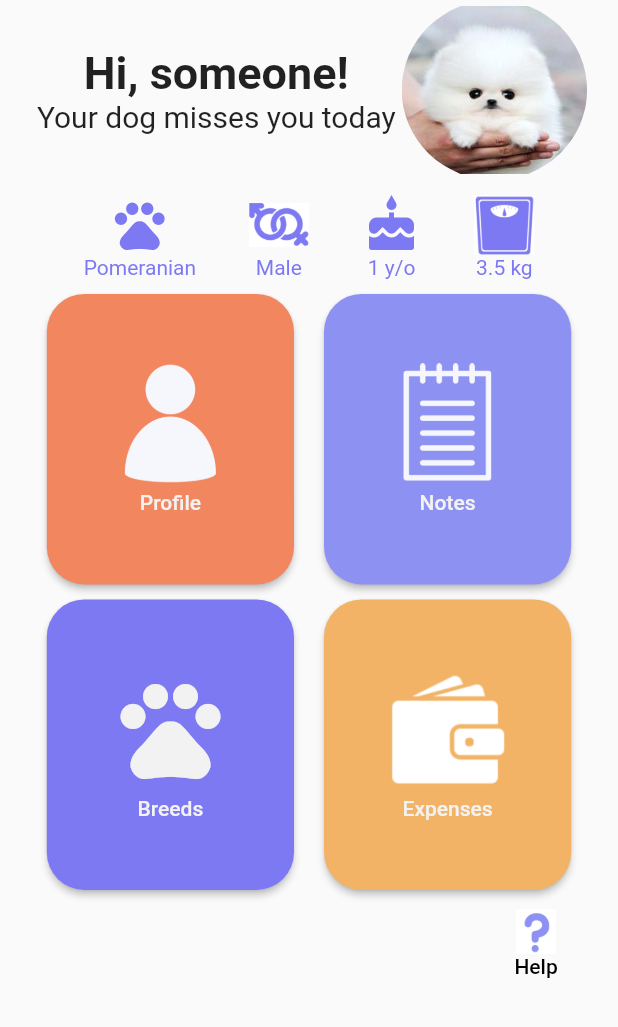
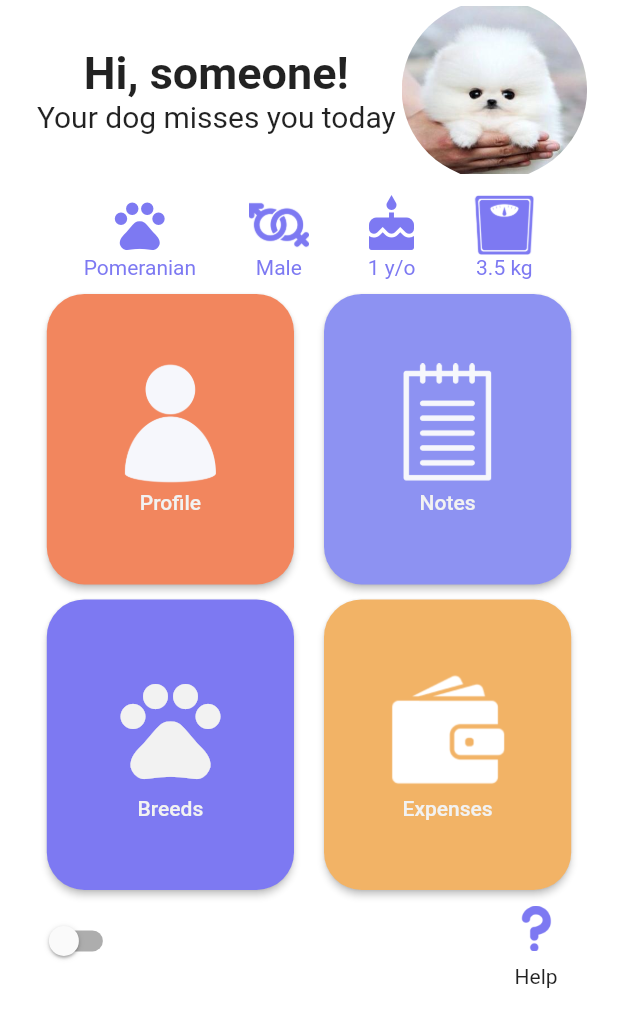
Before and after one commit to Crufixs/Captain-Puppy, a Flutter app: the screen it shows after launch, on a phone screen of 412 x 824 dp. Shown: the top 1027 px of the screen. Run offline on Flutter 3.47's test engine with Material 2 defaults, Android fonts, the light colour scheme and no system bars; our stand-ins replace carousel_slider, date_format, fl_chart, rflutter_alert, shared_preferences, sqflite; accounts and stored records are empty.

Commit message:
hi piii!! dark modee

```diff
--- /dev/null
+++ b/lib/components/package/change_theme_button_widget.dart
@@ -0,0 +1,18 @@
+import 'package:flutter/cupertino.dart';
+import 'package:flutter/material.dart';
+import 'package:provider/provider.dart';
+import 'package:fap/providers/theme_provide.dart';
+
+class ChangeThemeButtonWidget extends StatelessWidget{
+  Widget build(BuildContext context){
+    final themeProvider = Provider.of<ThemeProvider>(context);
+
+    return Switch.adaptive(
+      value: themeProvider.isDarkMode,
+      onChanged: (value){
+        final provider = Provider.of<ThemeProvider>(context, listen: false);
+            provider.toggleTheme(value);
+      },
+    );
+  }
+}
--- a/lib/main.dart
+++ b/lib/main.dart
@@ -1,19 +1,21 @@
 import 'dart:convert';
-
 import 'package:fap/model/Note.dart';
 import 'package:fap/pages/Edit%20Note%20Page.dart';
 import 'package:fap/pages/Home%20Page.dart';
 import 'package:fap/pages/Notes%20Page.dart';
 import 'package:fap/pages/welcome%20pages/Welcome%20page%201.dart';
+import 'package:fap/providers/theme_provide.dart';
 import 'package:flutter/material.dart';
 import 'package:shared_preferences/shared_preferences.dart';
-
 import 'model/Pet.dart';
 import 'model/User.dart';
+import 'package:provider/provider.dart';
+import 'package:fap/providers/theme_provide.dart';
+
+
 
 void main() async {
   WidgetsFlutterBinding.ensureInitialized();
-
   await loadData();
   runApp(MyHome());
 }
@@ -87,10 +89,25 @@
   _MyAppState createState() => _MyAppState();
 }
 
-class _MyAppState extends State<MyApp> {
-  @override
-  Widget build(BuildContext context) {
-    return HomePage();
-    // return WelcomePage();
-  }
+// class _MyAppState extends State<MyApp> {
+//   @override
+//   Widget build(BuildContext context) {
+//     return HomePage();
+//     // return WelcomePage();
+//   }
+// }
+
+class _MyAppState extends State<MyApp>{
+  Widget build(BuildContext context) => ChangeNotifierProvider(
+    create: (context) => ThemeProvider(),
+    builder: (context,_){
+      final themeProvider = Provider.of<ThemeProvider>(context, listen: true);
+      return MaterialApp(
+          themeMode: themeProvider.themeMode,
+          theme: MyThemes.lightTheme,
+          darkTheme: MyThemes.darkTheme,
+          home: HomePage(),
+      );
+    },
+  );
 }
--- a/lib/pages/Home Page.dart
+++ b/lib/pages/Home Page.dart
@@ -1,29 +1,37 @@
 import 'dart:convert';
-
+import 'package:fap/components/package/change_theme_button_widget.dart';
 import 'package:fap/main.dart';
 import 'package:fap/model/Pet.dart';
 import 'package:fap/model/User.dart';
 import 'package:fap/utilities/constants.dart' as constants;
+import 'package:flutter/cupertino.dart';
+import 'package:flutter/foundation.dart';
 import 'package:flutter/material.dart';
 import 'package:shared_preferences/shared_preferences.dart';
-
 import 'BabyPage.dart';
 
-class HomePage extends StatelessWidget {
+class HomePage extends StatefulWidget {
+  @override
+  State<HomePage> createState() => _HomePageState();
+}
 
-  dynamic loadData() async{
+class _HomePageState extends State<HomePage> {
+  dynamic loadData() async {
     return User.userName;
   }
 
   @override
   Widget build(BuildContext context) {
+    final text = MediaQuery.of(context).platformBrightness == Brightness.dark
+        ? 'DarkTheme'
+        : 'LightTheme';
     double screenWidth = MediaQuery.of(context).size.width;
     double screenHeight = MediaQuery.of(context).size.height;
 
     return FutureBuilder(
         future: loadData(), // getting the user data
         builder: (BuildContext context, AsyncSnapshot snap) {
-          if(snap.data == null){
+          if (snap.data == null) {
             return Scaffold();
           } else {
             return Scaffold(
@@ -109,7 +117,8 @@
                                   width: 40,
                                   height: 40,
                                 ),
-                                Text('Male',
+                                Text(
+                                  'Male',
                                   style: TextStyle(
                                     color: Color(0xff7D79F2),
                                   ),
@@ -184,13 +193,15 @@
                                     ],
                                   ),
                                   style: ButtonStyle(
-                                    shape:
-                                    MaterialStateProperty.all<RoundedRectangleBorder>(
+                                    shape: MaterialStateProperty.all<
+                                        RoundedRectangleBorder>(
                                       RoundedRectangleBorder(
-                                        borderRadius: BorderRadius.circular(25.0),
+                                        borderRadius:
+                                            BorderRadius.circular(25.0),
                                       ),
                                     ),
-                                    backgroundColor: MaterialStateProperty.all<Color>(
+                                    backgroundColor:
+                                        MaterialStateProperty.all<Color>(
                                             constants.fourthColor),
                                   ),
                                   onPressed: () {
@@ -225,13 +236,15 @@
                                     ],
                                   ),
                                   style: ButtonStyle(
-                                    shape:
-                                    MaterialStateProperty.all<RoundedRectangleBorder>(
+                                    shape: MaterialStateProperty.all<
+                                        RoundedRectangleBorder>(
                                       RoundedRectangleBorder(
-                                        borderRadius: BorderRadius.circular(25.0),
+                                        borderRadius:
+                                            BorderRadius.circular(25.0),
                                       ),
                                     ),
-                                    backgroundColor: MaterialStateProperty.all<Color>(
+                                    backgroundColor:
+                                        MaterialStateProperty.all<Color>(
                                             constants.secondColor),
                                   ),
                                   onPressed: () {
@@ -271,13 +284,15 @@
                                     ],
                                   ),
                                   style: ButtonStyle(
-                                    shape:
-                                    MaterialStateProperty.all<RoundedRectangleBorder>(
+                                    shape: MaterialStateProperty.all<
+                                        RoundedRectangleBorder>(
                                       RoundedRectangleBorder(
-                                        borderRadius: BorderRadius.circular(25.0),
+                                        borderRadius:
+                                            BorderRadius.circular(25.0),
                                       ),
                                     ),
-                                    backgroundColor: MaterialStateProperty.all<Color>(
+                                    backgroundColor:
+                                        MaterialStateProperty.all<Color>(
                                             constants.firstColor),
                                   ),
                                   onPressed: () {
@@ -312,13 +327,15 @@
                                     ],
                                   ),
                                   style: ButtonStyle(
-                                    shape:
-                                    MaterialStateProperty.all<RoundedRectangleBorder>(
+                                    shape: MaterialStateProperty.all<
+                                        RoundedRectangleBorder>(
                                       RoundedRectangleBorder(
-                                        borderRadius: BorderRadius.circular(25.0),
+                                        borderRadius:
+                                            BorderRadius.circular(25.0),
                                       ),
                                     ),
-                                    backgroundColor: MaterialStateProperty.all<Color>(
+                                    backgroundColor:
+                                        MaterialStateProperty.all<Color>(
                                             constants.thirdColor),
                                   ),
                                   onPressed: () {
@@ -331,45 +348,67 @@
                         ],
                       ),
 
-                      SizedBox(
-                        height: 10,
-                      ),
                       //Help
                       Container(
                         // height: screenHeight * 0.1,
                         width: screenWidth * 0.9,
                         child: Padding(
                           padding: const EdgeInsets.all(2.0),
+                          child: Container(
                             child: Row(
+                              mainAxisAlignment: MainAxisAlignment.spaceBetween,
+                              children: [
+                                Column(
+                                  children: [
+                                    Column(
+                                      children: [
+                                        // Icon(CupertinoIcons.moon_stars,
+                                        //     size: 30,
+                                        //    color: Color(0xff7D79F2),
+                                        // ),
+                                        ChangeThemeButtonWidget(),
+                                      ],
+                                    ),
+                                  ],
+                                ),
+
+                                Column(
                                   mainAxisAlignment: MainAxisAlignment.end,
                                   children: [
                                     ElevatedButton(
                                       onPressed: () {},
-                                child: Column(
-                                  mainAxisAlignment: MainAxisAlignment.end,
+                                      child: Row(
+                                        children: [
+                                          Column(
+                                            mainAxisAlignment:
+                                                MainAxisAlignment.end,
                                             children: [
                                               Image.asset(
                                                 "images/qmarkFinal.png",
                                                 height: 30.0,
                                                 width: 30.0,
                                               ),
-                                    Text(
-                                      'Help',
-                                      style: TextStyle(
-                                        color: Colors.black,
-                                      ),
-                                    ),
 
                                             ],
                                           ),
+                                        ],
+                                      ),
                                       style: ButtonStyle(
-                                  backgroundColor: MaterialStateProperty.all<Color>(
+                                        backgroundColor:
+                                            MaterialStateProperty.all<Color>(
                                                 Colors.transparent),
-                                  shadowColor: MaterialStateProperty.all<Color>(
+                                        shadowColor:
+                                            MaterialStateProperty.all<Color>(
                                                 Colors.transparent),
                                       ),
                                     ),
+                                    Text(
+                                        'Help'
+                                    ),
                                   ],
+                                ),
+                              ],
+                            ),
                           ),
                         ),
                       )
@@ -379,8 +418,7 @@
               ),
             );
           }
-        }
-    );
+        });
   }
 
   void changePage(BuildContext context, int pageNo) {
--- /dev/null
+++ b/lib/providers/theme_provide.dart
@@ -0,0 +1,23 @@
+import 'package:flutter/material.dart';
+
+
+class ThemeProvider extends ChangeNotifier{
+  ThemeMode themeMode = ThemeMode.light;
+  bool get isDarkMode => themeMode == ThemeMode.dark;
+
+  void toggleTheme(bool isOn){
+    themeMode = isOn ? ThemeMode.dark : ThemeMode.light;
+    notifyListeners();
+  }
+}
+
+class MyThemes{
+  static final darkTheme = ThemeData(
+    scaffoldBackgroundColor: Colors.grey.shade900,
+    colorScheme: ColorScheme.dark(),
+  );
+  static final lightTheme = ThemeData(
+    scaffoldBackgroundColor: Colors.white,
+    colorScheme: ColorScheme.light(),
+  );
+}
--- a/pubspec.yaml
+++ b/pubspec.yaml
@@ -32,6 +32,8 @@
   intl: ^0.17.0
   flutter:
     sdk: flutter
+  provider: ^5.0.0
+
 
 
 
```
Also changed, not shown: images/gender.png, images/qmarkFinal.png, images/weight.png, pubspec.lock. Lines whose indentation alone changed are shown as unchanged.
